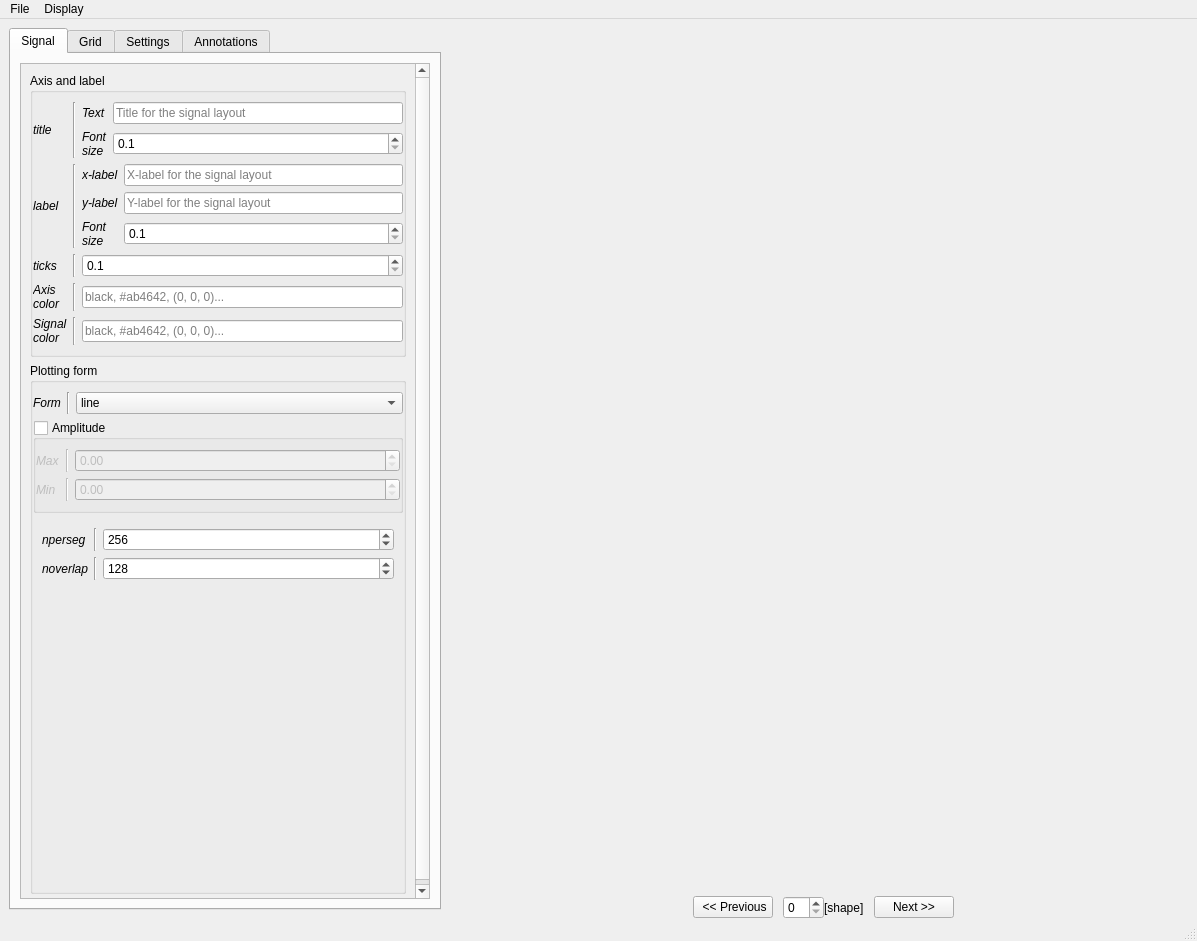
Qt form visbrain/signal/gui/signal_gui.ui (EtienneCmb/visbrain) before a commit.
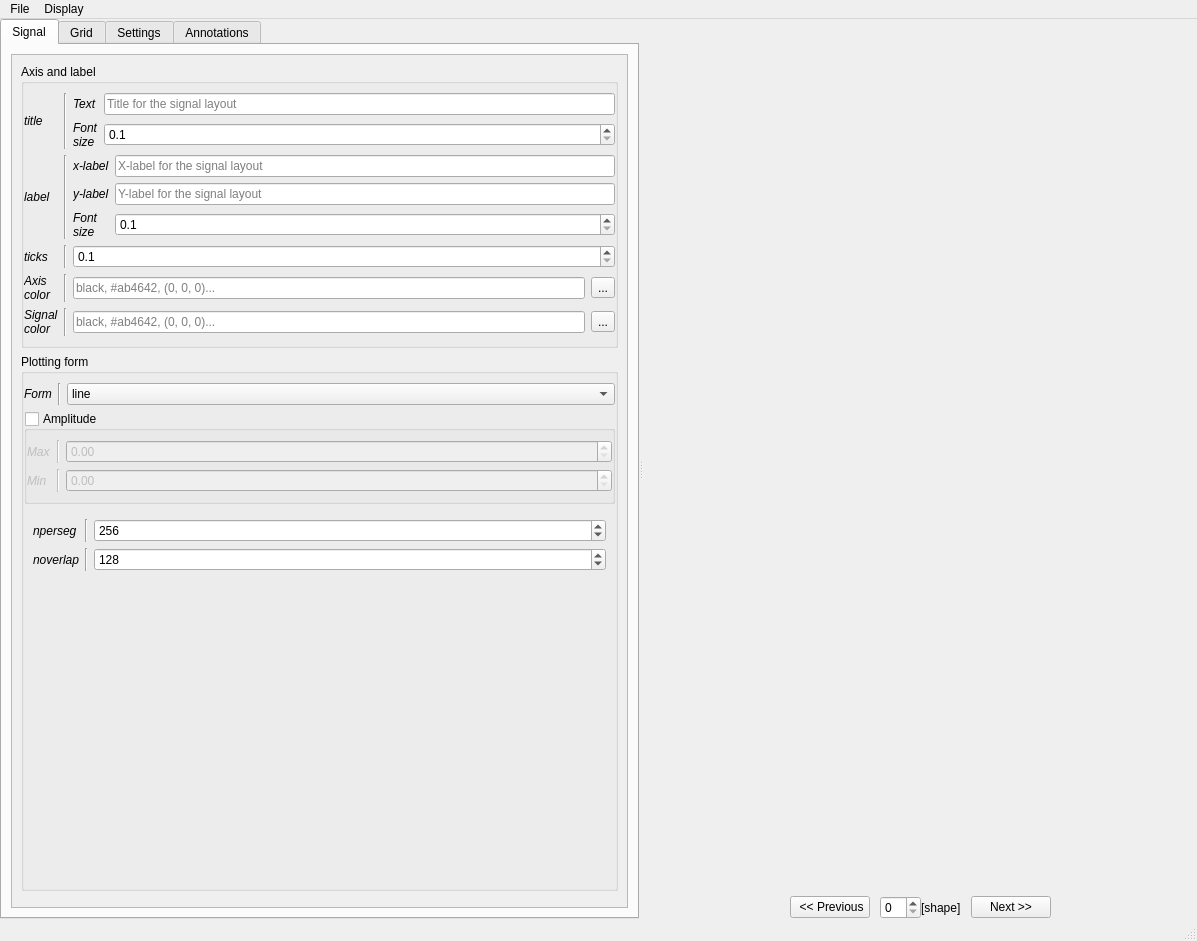
The same form after that commit. The open tabs and pages were chosen to show the change.

Commit message: Configure color picker

```diff
--- a/visbrain/signal/gui/signal_gui.ui
+++ b/visbrain/signal/gui/signal_gui.ui
@@ -37,6 +37,31 @@
      <number>0</number>
     </property>
     <item>
+     <widget class="QWidget" name="widget" native="true">
+      <property name="minimumSize">
+       <size>
+        <width>0</width>
+        <height>50</height>
+       </size>
+      </property>
+      <layout class="QHBoxLayout" name="horizontalLayout_10">
+       <property name="spacing">
+        <number>0</number>
+       </property>
+       <property name="margin">
+        <number>0</number>
+       </property>
+       <item>
+        <widget class="QSplitter" name="splitter">
+         <property name="frameShape">
+          <enum>QFrame::NoFrame</enum>
+         </property>
+         <property name="lineWidth">
+          <number>1</number>
+         </property>
+         <property name="orientation">
+          <enum>Qt::Horizontal</enum>
+         </property>
      <widget class="QWidget" name="q_widget" native="true">
       <property name="sizePolicy">
        <sizepolicy hsizetype="Preferred" vsizetype="Preferred">
@@ -52,7 +77,7 @@
       </property>
       <property name="maximumSize">
        <size>
-        <width>450</width>
+            <width>16777215</width>
         <height>16777215</height>
        </size>
       </property>
@@ -97,8 +122,8 @@
               <property name="geometry">
                <rect>
                 <x>0</x>
-                <y>-98</y>
-                <width>405</width>
+                    <y>0</y>
+                    <width>414</width>
                 <height>907</height>
                </rect>
               </property>
@@ -132,71 +157,6 @@
                       </property>
                      </widget>
                     </item>
-                    <item row="1" column="2">
-                     <layout class="QGridLayout" name="gridLayout_15">
-                      <item row="0" column="0">
-                       <widget class="QLabel" name="label_23">
-                        <property name="font">
-                         <font>
-                          <italic>true</italic>
-                         </font>
-                        </property>
-                        <property name="text">
-                         <string>x-label</string>
-                        </property>
-                       </widget>
-                      </item>
-                      <item row="2" column="1">
-                       <widget class="QDoubleSpinBox" name="_sig_lab_fz">
-                        <property name="decimals">
-                         <number>1</number>
-                        </property>
-                        <property name="minimum">
-                         <double>0.100000000000000</double>
-                        </property>
-                       </widget>
-                      </item>
-                      <item row="0" column="1">
-                       <widget class="QLineEdit" name="_sig_xlab">
-                        <property name="placeholderText">
-                         <string>X-label for the signal layout</string>
-                        </property>
-                       </widget>
-                      </item>
-                      <item row="2" column="0">
-                       <widget class="QLabel" name="label_24">
-                        <property name="font">
-                         <font>
-                          <italic>true</italic>
-                         </font>
-                        </property>
-                        <property name="text">
-                         <string>Font
-size</string>
-                        </property>
-                       </widget>
-                      </item>
-                      <item row="1" column="0">
-                       <widget class="QLabel" name="label_25">
-                        <property name="font">
-                         <font>
-                          <italic>true</italic>
-                         </font>
-                        </property>
-                        <property name="text">
-                         <string>y-label</string>
-                        </property>
-                       </widget>
-                      </item>
-                      <item row="1" column="1">
-                       <widget class="QLineEdit" name="_sig_ylab">
-                        <property name="placeholderText">
-                         <string>Y-label for the signal layout</string>
-                        </property>
-                       </widget>
-                      </item>
-                     </layout>
-                    </item>
                     <item row="3" column="1">
                      <widget class="Line" name="line_10">
                       <property name="orientation">
@@ -204,16 +164,6 @@
                       </property>
                      </widget>
                     </item>
-                    <item row="2" column="2">
-                     <widget class="QDoubleSpinBox" name="_sig_ticks_fz">
-                      <property name="decimals">
-                       <number>1</number>
-                      </property>
-                      <property name="minimum">
-                       <double>0.100000000000000</double>
-                      </property>
-                     </widget>
-                    </item>
                     <item row="3" column="0">
                      <widget class="QLabel" name="label_20">
                       <property name="font">
@@ -258,52 +208,6 @@
                       </property>
                      </widget>
                     </item>
-                    <item row="0" column="2">
-                     <layout class="QGridLayout" name="gridLayout_2">
-                      <item row="0" column="0">
-                       <widget class="QLabel" name="label_21">
-                        <property name="font">
-                         <font>
-                          <italic>true</italic>
-                         </font>
-                        </property>
-                        <property name="text">
-                         <string>Text</string>
-                        </property>
-                       </widget>
-                      </item>
-                      <item row="1" column="0">
-                       <widget class="QLabel" name="label_22">
-                        <property name="font">
-                         <font>
-                          <italic>true</italic>
-                         </font>
-                        </property>
-                        <property name="text">
-                         <string>Font
-size</string>
-                        </property>
-                       </widget>
-                      </item>
-                      <item row="0" column="1">
-                       <widget class="QLineEdit" name="_sig_title">
-                        <property name="placeholderText">
-                         <string>Title for the signal layout</string>
-                        </property>
-                       </widget>
-                      </item>
-                      <item row="1" column="1">
-                       <widget class="QDoubleSpinBox" name="_sig_title_fz">
-                        <property name="decimals">
-                         <number>1</number>
-                        </property>
-                        <property name="minimum">
-                         <double>0.100000000000000</double>
-                        </property>
-                       </widget>
-                      </item>
-                     </layout>
-                    </item>
                     <item row="0" column="1">
                      <widget class="Line" name="line_4">
                       <property name="orientation">
@@ -352,6 +256,141 @@
                       </property>
                      </widget>
                     </item>
+                        <item row="3" column="3">
+                         <widget class="QToolButton" name="_sig_ax_picker">
+                          <property name="text">
+                           <string>...</string>
+                          </property>
+                         </widget>
+                        </item>
+                        <item row="0" column="2" colspan="2">
+                         <layout class="QGridLayout" name="gridLayout_2">
+                          <item row="0" column="0">
+                           <widget class="QLabel" name="label_21">
+                            <property name="font">
+                             <font>
+                              <italic>true</italic>
+                             </font>
+                            </property>
+                            <property name="text">
+                             <string>Text</string>
+                            </property>
+                           </widget>
+                          </item>
+                          <item row="1" column="0">
+                           <widget class="QLabel" name="label_22">
+                            <property name="font">
+                             <font>
+                              <italic>true</italic>
+                             </font>
+                            </property>
+                            <property name="text">
+                             <string>Font
+size</string>
+                            </property>
+                           </widget>
+                          </item>
+                          <item row="0" column="1">
+                           <widget class="QLineEdit" name="_sig_title">
+                            <property name="placeholderText">
+                             <string>Title for the signal layout</string>
+                            </property>
+                           </widget>
+                          </item>
+                          <item row="1" column="1">
+                           <widget class="QDoubleSpinBox" name="_sig_title_fz">
+                            <property name="decimals">
+                             <number>1</number>
+                            </property>
+                            <property name="minimum">
+                             <double>0.100000000000000</double>
+                            </property>
+                           </widget>
+                          </item>
+                         </layout>
+                        </item>
+                        <item row="1" column="2" colspan="2">
+                         <layout class="QGridLayout" name="gridLayout_15">
+                          <item row="0" column="0">
+                           <widget class="QLabel" name="label_23">
+                            <property name="font">
+                             <font>
+                              <italic>true</italic>
+                             </font>
+                            </property>
+                            <property name="text">
+                             <string>x-label</string>
+                            </property>
+                           </widget>
+                          </item>
+                          <item row="2" column="1">
+                           <widget class="QDoubleSpinBox" name="_sig_lab_fz">
+                            <property name="decimals">
+                             <number>1</number>
+                            </property>
+                            <property name="minimum">
+                             <double>0.100000000000000</double>
+                            </property>
+                           </widget>
+                          </item>
+                          <item row="0" column="1">
+                           <widget class="QLineEdit" name="_sig_xlab">
+                            <property name="placeholderText">
+                             <string>X-label for the signal layout</string>
+                            </property>
+                           </widget>
+                          </item>
+                          <item row="2" column="0">
+                           <widget class="QLabel" name="label_24">
+                            <property name="font">
+                             <font>
+                              <italic>true</italic>
+                             </font>
+                            </property>
+                            <property name="text">
+                             <string>Font
+size</string>
+                            </property>
+                           </widget>
+                          </item>
+                          <item row="1" column="0">
+                           <widget class="QLabel" name="label_25">
+                            <property name="font">
+                             <font>
+                              <italic>true</italic>
+                             </font>
+                            </property>
+                            <property name="text">
+                             <string>y-label</string>
+                            </property>
+                           </widget>
+                          </item>
+                          <item row="1" column="1">
+                           <widget class="QLineEdit" name="_sig_ylab">
+                            <property name="placeholderText">
+                             <string>Y-label for the signal layout</string>
+                            </property>
+                           </widget>
+                          </item>
+                         </layout>
+                        </item>
+                        <item row="2" column="2" colspan="2">
+                         <widget class="QDoubleSpinBox" name="_sig_ticks_fz">
+                          <property name="decimals">
+                           <number>1</number>
+                          </property>
+                          <property name="minimum">
+                           <double>0.100000000000000</double>
+                          </property>
+                         </widget>
+                        </item>
+                        <item row="4" column="3">
+                         <widget class="QToolButton" name="_sig_sig_picker">
+                          <property name="text">
+                           <string>...</string>
+                          </property>
+                         </widget>
+                        </item>
                    </layout>
                   </item>
                  </layout>
@@ -2254,8 +2293,7 @@
        </item>
       </layout>
      </widget>
-    </item>
-    <item>
+         <widget class="QWidget" name="">
      <layout class="QVBoxLayout" name="verticalLayout_3">
       <property name="spacing">
        <number>0</number>
@@ -2430,6 +2468,15 @@
        </layout>
       </item>
      </layout>
+         </widget>
+        </widget>
+       </item>
+      </layout>
+      <zorder></zorder>
+      <zorder>q_widget</zorder>
+      <zorder></zorder>
+      <zorder>q_widget</zorder>
+     </widget>
     </item>
    </layout>
   </widget>
```
Left out of the diff: 109 changed lines with no effect on the pictures. Lines whose indentation alone changed are shown as unchanged. The commit also changes 6 other files.
